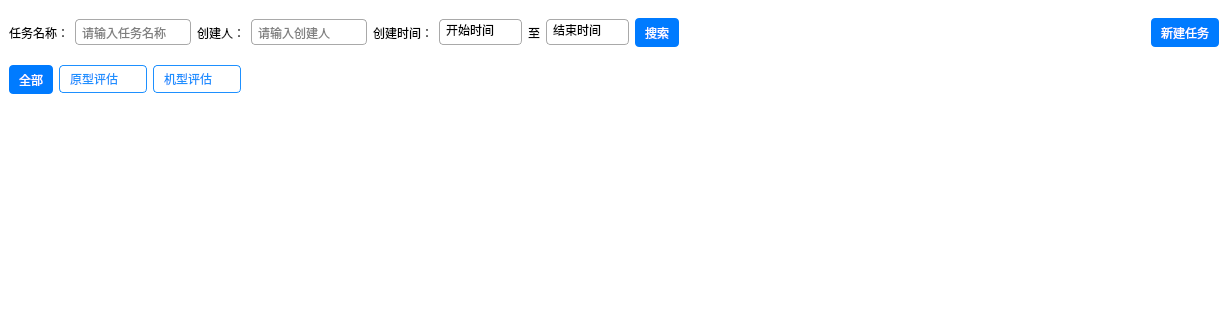
Before: the Qt Designer form Project/taskwidget.ui in GitHub-Z-B/Project, drawn with Qt 5; both pictures show x 0 to 1228 and y 0 to 320 of the 1228 by 695 pixel window.
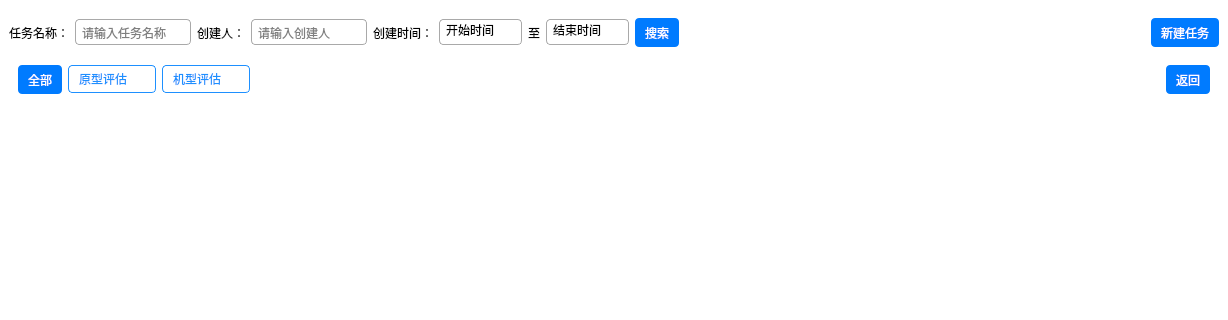
After: the same form once the commit is applied. The open tabs and pages were chosen to show the change. Icons and pictures are not drawn. Custom widgets are drawn as their Qt base class.

Diff of the .ui file:
```diff
--- a/Project/taskwidget.ui
+++ b/Project/taskwidget.ui
@@ -334,19 +334,7 @@
           </item>
           <item>
            <widget class="QWidget" name="widget_4" native="true">
-            <layout class="QHBoxLayout" name="_2">
-             <property name="leftMargin">
-              <number>0</number>
-             </property>
-             <property name="topMargin">
-              <number>9</number>
-             </property>
-             <property name="rightMargin">
-              <number>0</number>
-             </property>
-             <property name="bottomMargin">
-              <number>9</number>
-             </property>
+            <layout class="QHBoxLayout" name="horizontalLayout_30">
              <item>
               <widget class="QPushButton" name="pushButton_3">
                <property name="minimumSize">
@@ -391,6 +379,19 @@
                </property>
               </spacer>
              </item>
+             <item>
+              <widget class="QPushButton" name="return_btn">
+               <property name="minimumSize">
+                <size>
+                 <width>0</width>
+                 <height>29</height>
+                </size>
+               </property>
+               <property name="text">
+                <string>返回</string>
+               </property>
+              </widget>
+             </item>
             </layout>
            </widget>
           </item>
```
Left out of the diff: 14 changed lines with no effect on the pictures.
